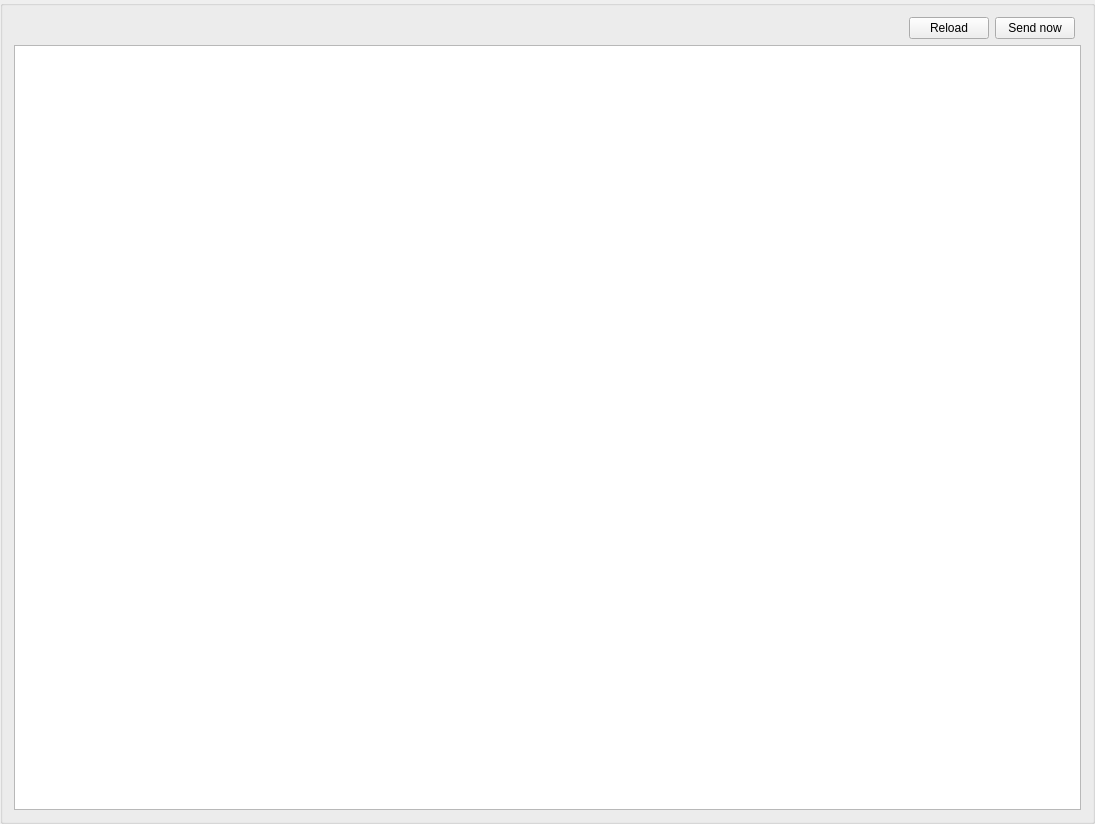
AMOS-uniba/amos-client, file widgets/qsightingbuffer.ui: the form before one commit.
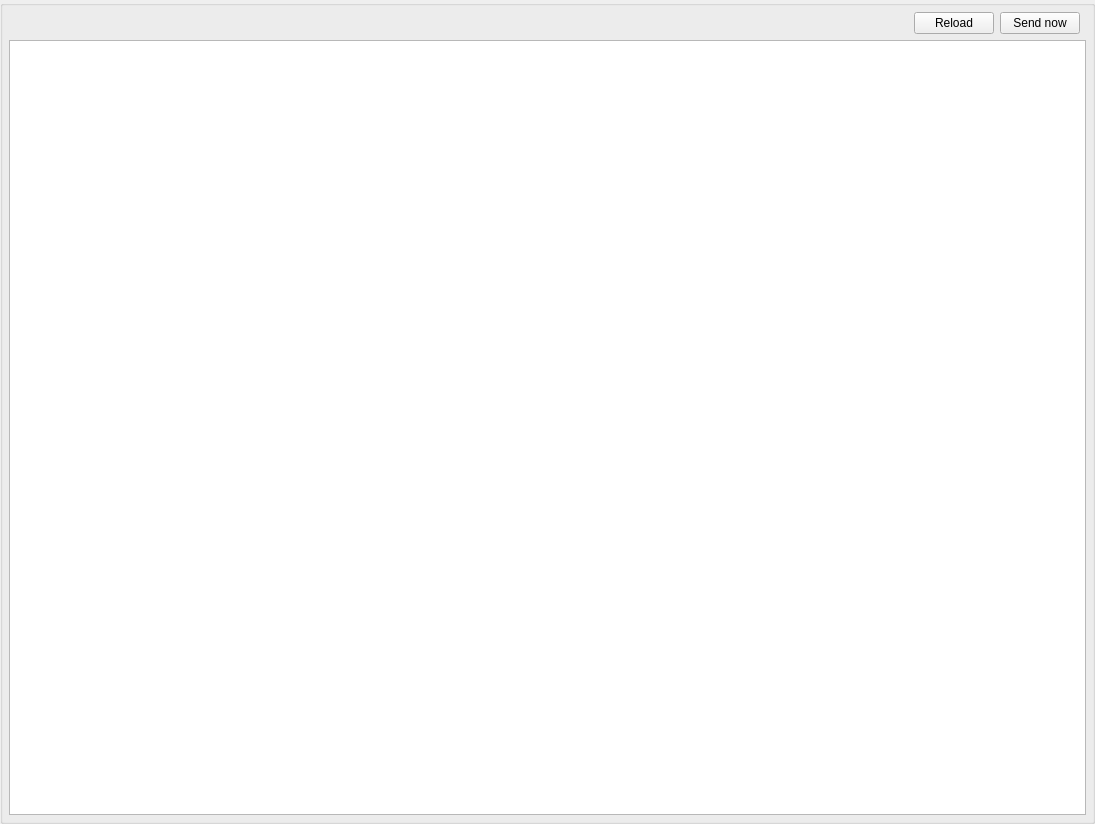
The form after the commit.

```diff
--- a/widgets/qsightingbuffer.ui
+++ b/widgets/qsightingbuffer.ui
@@ -13,7 +13,19 @@
   <property name="windowTitle">
    <string>GroupBox</string>
   </property>
-  <layout class="QGridLayout" name="gridLayout">
+  <layout class="QGridLayout" name="gl_sightings">
+   <property name="leftMargin">
+    <number>6</number>
+   </property>
+   <property name="topMargin">
+    <number>6</number>
+   </property>
+   <property name="rightMargin">
+    <number>6</number>
+   </property>
+   <property name="bottomMargin">
+    <number>6</number>
+   </property>
    <item row="1" column="0" colspan="4">
     <widget class="QTableView" name="tv_sightings">
      <property name="editTriggers">
@@ -52,7 +64,7 @@
     </widget>
    </item>
    <item row="0" column="0">
-    <spacer name="horizontalSpacer">
+    <spacer name="hs_sightings">
      <property name="orientation">
       <enum>Qt::Orientation::Horizontal</enum>
      </property>
```
Left out of the diff: 2 changed lines with no effect on the pictures.
